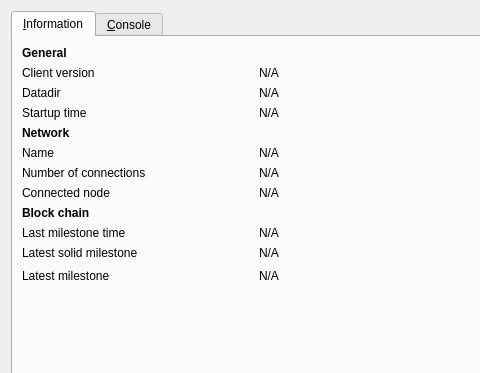
The window that src/gui/src/qt/forms/debugwindow.ui (MatthewDarnell/iota-simplewallet) describes before a commit, drawn with Qt 5; both pictures show x 0 to 480 and y 0 to 373 of the 744 by 460 pixel window.
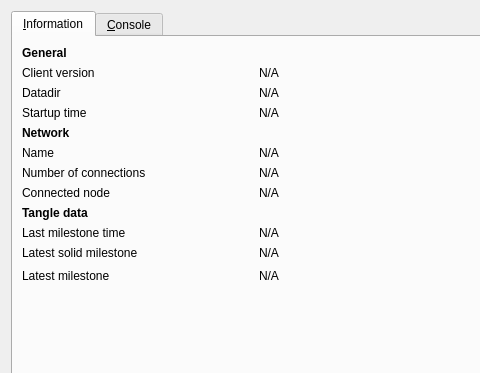
The same window after the commit. Icons and pictures are not drawn.

Commit message: Updated UI of info window

Diff of the .ui file:
```diff
--- a/src/gui/src/qt/forms/debugwindow.ui
+++ b/src/gui/src/qt/forms/debugwindow.ui
@@ -210,7 +210,7 @@
           </font>
          </property>
          <property name="text">
-          <string>Block chain</string>
+          <string>Tangle data</string>
          </property>
         </widget>
        </item>
```
The commit also changes 2 other files.
